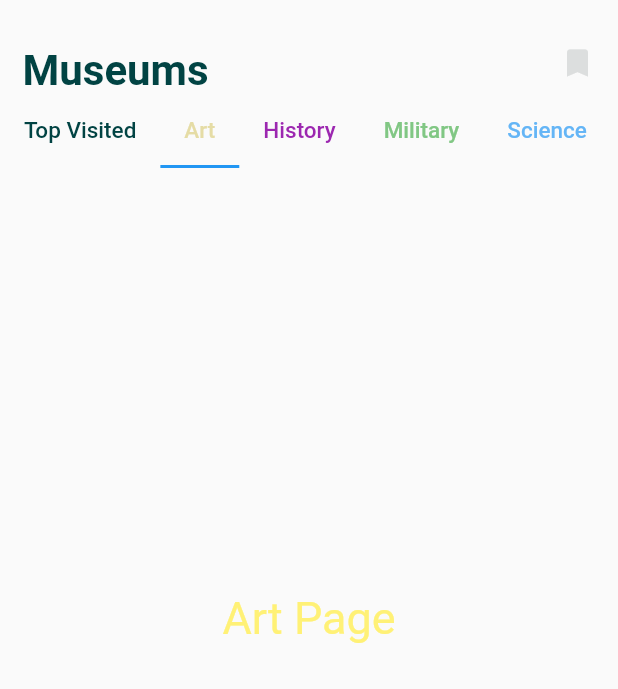
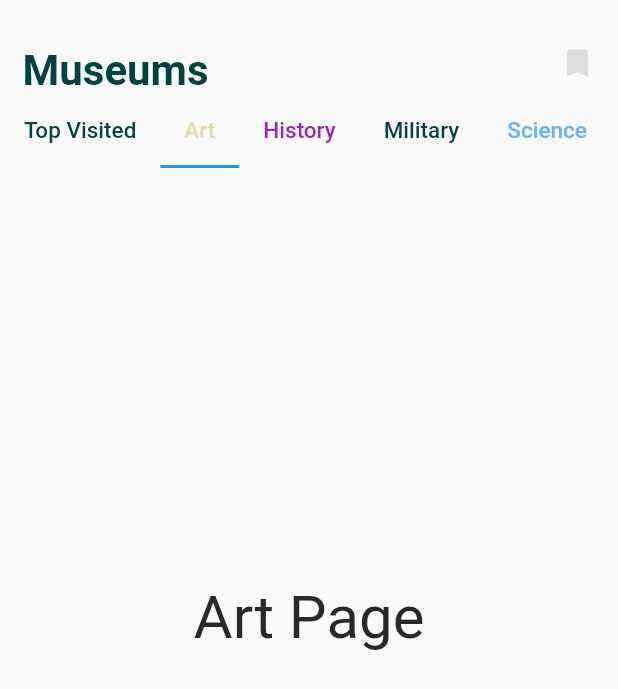
Before and after one commit to Hurair17/Hurair_Week_1_task_1, a Flutter app: the TopVisited screen opened directly, tab 2 chosen, on a phone screen of 412 x 824 dp. Shown: the top 689 px of the screen. Run offline on Flutter 3.47's test engine with Material 2 defaults, Android fonts, the phone set to English and light mode, and no system bars.

Commit message:
Code refactor

```diff
--- a/lib/screens/buy_ticket.dart
+++ b/lib/screens/buy_ticket.dart
@@ -212,7 +212,7 @@ class _BuyTicketState extends State<BuyTicket> {
                           ),
                         ),
                       ),
-                    )
+                    ),
                   ],
                 ),
               ),
--- a/lib/screens/home.dart
+++ b/lib/screens/home.dart
@@ -17,7 +17,10 @@ class _HomeWigetsState extends State<HomeWigets> {
     return Scaffold(
       body: Padding(
         padding: const EdgeInsets.all(0),
-        child: ListView(
+        child: SingleChildScrollView(
+          child: Column(
+            mainAxisAlignment: MainAxisAlignment.start,
+            crossAxisAlignment: CrossAxisAlignment.start,
             // scrollDirection: Axis.vertical,
             children: [
               const HomeBar(),
@@ -41,7 +44,7 @@ class _HomeWigetsState extends State<HomeWigets> {
                 ),
               ),
               SizedBox(
-              height: 270,
+                height: 330,
                 child: ListView(
                   scrollDirection: Axis.horizontal,
                   children: const [
@@ -66,6 +69,7 @@ class _HomeWigetsState extends State<HomeWigets> {
             ],
           ),
         ),
+      ),
     );
   }
 }
--- a/lib/screens/top_visited.dart
+++ b/lib/screens/top_visited.dart
@@ -2,6 +2,13 @@ import 'package:flutter/material.dart';
 import 'package:task_11/core/constant/color_define.dart';
 import 'package:task_11/core/widgets/Cards.dart';
 import 'package:task_11/core/widgets/text_widget.dart';
+
+Text textfun(String tx, Color? col, double size) {
+  return Text(
+    tx,
+    style: TextStyle(color: col, fontSize: size),
+  );
+}
 
 class TopVisited extends StatefulWidget {
   const TopVisited({Key? key}) : super(key: key);
@@ -11,17 +18,13 @@ class TopVisited extends StatefulWidget {
 }
 
 class _TopVisitedState extends State<TopVisited> {
+  double size = 15;
   @override
   Widget build(BuildContext context) {
     return Material(
       child: DefaultTabController(
         length: 5,
         child: Scaffold(
-          // appBar: AppBar(
-          //   bottom:
-
-          // ),
-
           body: SafeArea(
             // child: MaterialApp(
 
@@ -55,25 +58,20 @@ class _TopVisitedState extends State<TopVisited> {
                   isScrollable: true,
                   tabs: [
                     Tab(
-                        child: Text('Top Visited',
-                            style: TextStyle(color: green, fontSize: 15))),
+                      child: textfun('Top Visited', green, size),
+                    ),
                     Tab(
-                        child: Text(
-                      'Art',
-                      style: TextStyle(color: yellow, fontSize: 15),
-                    )),
-                    const Tab(
-                        child: Text('History',
-                            style:
-                                TextStyle(color: Colors.purple, fontSize: 15))),
+                      child: textfun('Art', yellow, size),
+                    ),
                     Tab(
-                        child: Text('Military',
-                            style: TextStyle(
-                                color: Colors.green[300], fontSize: 15))),
+                      child: textfun('History', Colors.purple, size),
+                    ),
                     Tab(
-                        child: Text('Science',
-                            style: TextStyle(
-                                color: Colors.blue[300], fontSize: 15))),
+                      child: textfun('Military', green, size),
+                    ),
+                    Tab(
+                      child: textfun('Science', Colors.blue[300], size),
+                    ),
                   ],
                 ),
                 SizedBox(
@@ -88,32 +86,22 @@ class _TopVisitedState extends State<TopVisited> {
                         ],
                       ),
                       Center(
-                        child: Text('Art Page',
-                            style: TextStyle(
-                                color: Colors.yellow[300], fontSize: 30)),
+                        child: textfun('Art Page', black, 40),
                       ),
                       Center(
                         child: Text('History',
                             style: TextStyle(
-                                color: Colors.purple[300], fontSize: 30)),
+                                color: Colors.purple[300], fontSize: 40)),
                       ),
                       Center(
-                        child: Text('Military',
-                            style: TextStyle(
-                                color: Colors.green[300], fontSize: 30)),
+                        child: textfun('Military', Colors.green[300], 40),
                       ),
                       Center(
-                        child: Text('Science',
-                            style: TextStyle(
-                                color: Colors.blue[300], fontSize: 30)),
+                        child: textfun('Science', Colors.blue[300], 40),
                       )
                     ],
                   ),
                 ),
-                // const TopVisitCard(),
-                // const TopVisitCard(),
-                // const TopVisitCard(),
-                // const TopVisitCard(),
               ],
             ),
           ),
```
Also changed, not shown: Catalogue_screen.jpg (added), Home_screen.jpg (added), Login_screen.jpg (added), Ticket_screen.jpg (added). Lines whose indentation alone changed are shown as unchanged.
